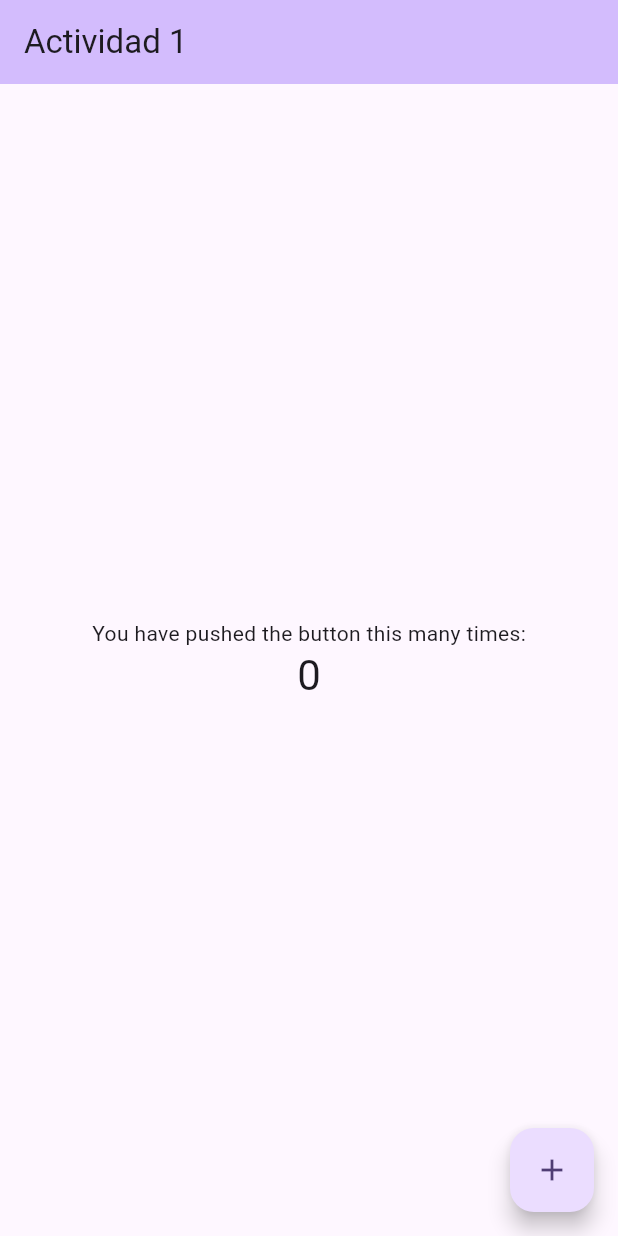
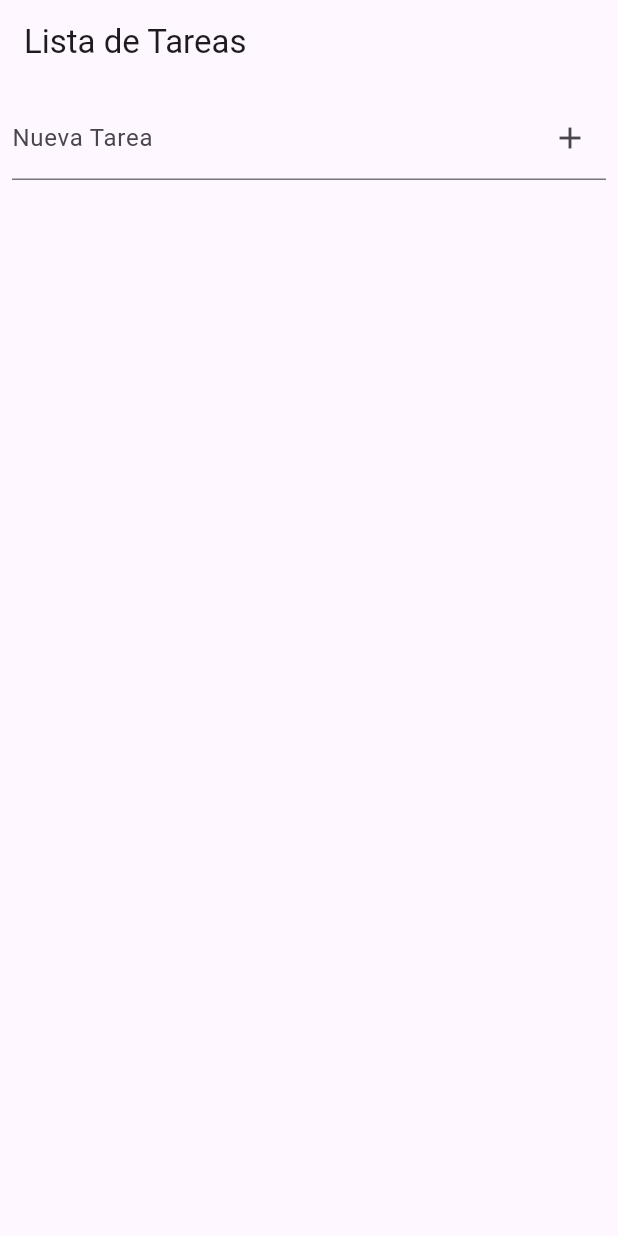
Before and after one commit to patangation/actividades_android, a Flutter app: the screen it shows after launch, on a phone screen of 412 x 824 dp. Run offline on Flutter 3.47's test engine with Material 3 defaults, Android fonts, the phone set to English and light mode, and no system bars; our stand-ins replace shared_preferences.

Commit message:
Actividad 1

```diff
--- a/lib/main.dart
+++ b/lib/main.dart
@@ -1,125 +1,93 @@
 import 'package:flutter/material.dart';
+import 'package:provider/provider.dart';
+import 'task_provider.dart';
 
 void main() {
-  runApp(const MyApp());
+  runApp(MyApp());
 }
 
 class MyApp extends StatelessWidget {
-  const MyApp({super.key});
-
-  // This widget is the root of your application.
   @override
   Widget build(BuildContext context) {
-    return MaterialApp(
-      title: 'Hello World',
-      theme: ThemeData(
-        // This is the theme of your application.
-        //
-        // TRY THIS: Try running your application with "flutter run". You'll see
-        // the application has a purple toolbar. Then, without quitting the app,
-        // try changing the seedColor in the colorScheme below to Colors.green
-        // and then invoke "hot reload" (save your changes or press the "hot
-        // reload" button in a Flutter-supported IDE, or press "r" if you used
-        // the command line to start the app).
-        //
-        // Notice that the counter didn't reset back to zero; the application
-        // state is not lost during the reload. To reset the state, use hot
-        // restart instead.
-        //
-        // This works for code too, not just values: Most code changes can be
-        // tested with just a hot reload.
-        colorScheme: ColorScheme.fromSeed(seedColor: Colors.deepPurple),
-        useMaterial3: true,
+    return ChangeNotifierProvider(
+      create: (context) => TaskProvider(),
+      child: MaterialApp(
+        title: 'Lista de Tareas',
+        theme: ThemeData(
+          primarySwatch: Colors.blue,
+        ),
+        home: TaskScreen(),
       ),
-      home: const MyHomePage(title: 'Actividad 1'),
     );
   }
 }
 
-class MyHomePage extends StatefulWidget {
-  const MyHomePage({super.key, required this.title});
-
-  // This widget is the home page of your application. It is stateful, meaning
-  // that it has a State object (defined below) that contains fields that affect
-  // how it looks.
-
-  // This class is the configuration for the state. It holds the values (in this
-  // case the title) provided by the parent (in this case the App widget) and
-  // used by the build method of the State. Fields in a Widget subclass are
-  // always marked "final".
-
-  final String title;
-
-  @override
-  State<MyHomePage> createState() => _MyHomePageState();
-}
-
-class _MyHomePageState extends State<MyHomePage> {
-  int _counter = 0;
-
-  void _incrementCounter() {
-    setState(() {
-      // This call to setState tells the Flutter framework that something has
-      // changed in this State, which causes it to rerun the build method below
-      // so that the display can reflect the updated values. If we changed
-      // _counter without calling setState(), then the build method would not be
-      // called again, and so nothing would appear to happen.
-      _counter++;
-    });
-  }
+class TaskScreen extends StatelessWidget {
+  final TextEditingController taskController = TextEditingController();
 
   @override
   Widget build(BuildContext context) {
-    // This method is rerun every time setState is called, for instance as done
-    // by the _incrementCounter method above.
-    //
-    // The Flutter framework has been optimized to make rerunning build methods
-    // fast, so that you can just rebuild anything that needs updating rather
-    // than having to individually change instances of widgets.
     return Scaffold(
       appBar: AppBar(
-        // TRY THIS: Try changing the color here to a specific color (to
-        // Colors.amber, perhaps?) and trigger a hot reload to see the AppBar
-        // change color while the other colors stay the same.
-        backgroundColor: Theme.of(context).colorScheme.inversePrimary,
-        // Here we take the value from the MyHomePage object that was created by
-        // the App.build method, and use it to set our appbar title.
-        title: Text(widget.title),
+        title: const Text('Lista de Tareas'),
       ),
-      body: Center(
-        // Center is a layout widget. It takes a single child and positions it
-        // in the middle of the parent.
-        child: Column(
-          // Column is also a layout widget. It takes a list of children and
-          // arranges them vertically. By default, it sizes itself to fit its
-          // children horizontally, and tries to be as tall as its parent.
-          //
-          // Column has various properties to control how it sizes itself and
-          // how it positions its children. Here we use mainAxisAlignment to
-          // center the children vertically; the main axis here is the vertical
-          // axis because Columns are vertical (the cross axis would be
-          // horizontal).
-          //
-          // TRY THIS: Invoke "debug painting" (choose the "Toggle Debug Paint"
-          // action in the IDE, or press "p" in the console), to see the
-          // wireframe for each widget.
-          mainAxisAlignment: MainAxisAlignment.center,
-          children: <Widget>[
-            const Text(
-              'You have pushed the button this many times:',
+      body: Column(
+        children: [
+          Padding(
+            padding: const EdgeInsets.all(8.0),
+            child: TextField(
+              controller: taskController,
+              decoration: InputDecoration(
+                labelText: 'Nueva Tarea',
+                suffixIcon: IconButton(
+                  icon: const Icon(Icons.add),  // Icono de "más"
+                  onPressed: () {
+                    if (taskController.text.isNotEmpty) {
+                      Provider.of<TaskProvider>(context, listen: false)
+                          .addTask(taskController.text);
+                      taskController.clear();
+                    }
+                  },
+                ),
+              ),
             ),
-            Text(
-              '$_counter',
-              style: Theme.of(context).textTheme.headlineMedium,
+          ),
+          Expanded(
+            child: Consumer<TaskProvider>(
+              builder: (context, taskProvider, child) {
+                return ListView.builder(
+                  itemCount: taskProvider.tasks.length,
+                  itemBuilder: (context, index) {
+                    final task = taskProvider.tasks[index];
+                    return ListTile(
+                      title: Text(
+                        task.name,
+                        style: TextStyle(
+                          decoration: task.isCompleted
+                              ? TextDecoration.lineThrough
+                              : TextDecoration.none,
+                        ),
+                      ),
+                      leading: Checkbox(
+                        value: task.isCompleted,
+                        onChanged: (value) {
+                          taskProvider.toggleTaskCompletion(task);
+                        },
+                      ),
+                      trailing: IconButton(
+                        icon: const Icon(Icons.delete),  // Icono de "basura"
+                        onPressed: () {
+                          taskProvider.removeTask(task);
+                        },
+                      ),
+                    );
+                  },
+                );
+              },
             ),
-          ],
-        ),
+          ),
+        ],
       ),
-      floatingActionButton: FloatingActionButton(
-        onPressed: _incrementCounter,
-        tooltip: 'Increment',
-        child: const Icon(Icons.add),
-      ), // This trailing comma makes auto-formatting nicer for build methods.
     );
   }
 }
--- /dev/null
+++ b/lib/task_model.dart
@@ -0,0 +1,22 @@
+class Task {
+  String name;
+  bool isCompleted;
+
+  Task({required this.name, required this.isCompleted});
+
+  // Convertir a un mapa JSON
+  Map<String, dynamic> toJson() {
+    return {
+      'name': name,
+      'isCompleted': isCompleted,
+    };
+  }
+
+  // Crear una tarea desde un mapa JSON
+  factory Task.fromJson(Map<String, dynamic> json) {
+    return Task(
+      name: json['name'],
+      isCompleted: json['isCompleted'],
+    );
+  }
+}
```
Also changed, not shown: lib/task_provider.dart (added, +48 -0 lines), pubspec.yaml (+7 -3 lines), pubspec.lock, 2 other files.
